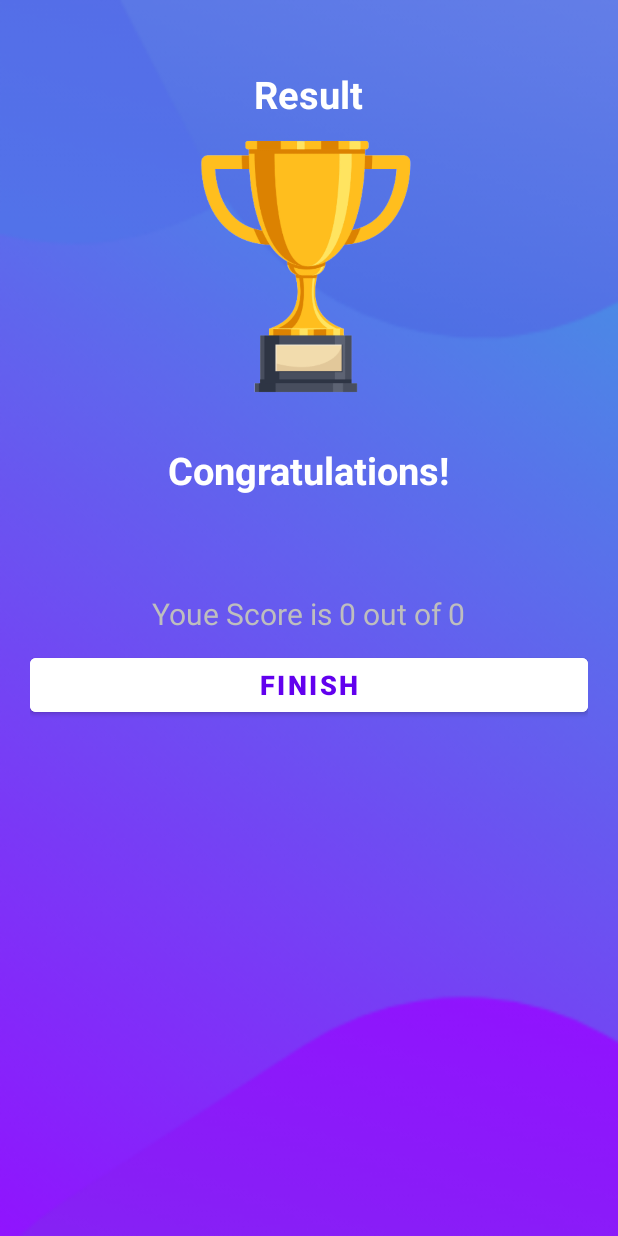
After one commit to pranavc33/Quiz-App, an Android app: the ResultActivity screen opened directly, with no data from a screen before it, on a phone screen of 412 x 824 dp. The commit adds this screen. Run offline under Robolectric (Android 15) with nearby library versions, the phone set to English and light mode, and no system bars.

Commit message:
result activity

```diff
--- a/app/src/main/AndroidManifest.xml
+++ b/app/src/main/AndroidManifest.xml
@@ -14,6 +14,9 @@
         android:theme="@style/Theme.QuizApp"
         tools:targetApi="31">
         <activity
+            android:name=".ResultActivity"
+            android:exported="false" />
+        <activity
             android:name=".QuizQuestionsActivity"
             android:exported="false" />
         <activity
--- a/app/src/main/java/io/example/quizapp/Constants.kt
+++ b/app/src/main/java/io/example/quizapp/Constants.kt
@@ -1,6 +1,10 @@
 package io.example.quizapp
 
 object Constants {
+
+    const val USER_NAME : String = "user_name"
+    const val TOTAL_QUESTIONS : String = "total_questions"
+    const val CORRECT_ANSWERS : String = "correct_answers"
 
 
     fun getQuestions() :  ArrayList<Question>{
--- a/app/src/main/java/io/example/quizapp/MainActivity.kt
+++ b/app/src/main/java/io/example/quizapp/MainActivity.kt
@@ -23,6 +23,7 @@ class MainActivity : AppCompatActivity() {
 
             } else {
                 val intent = Intent(this, QuizQuestionsActivity::class.java)
+           intent.putExtra(Constants.USER_NAME,etName.text.toString())
             startActivity(intent)
 finish()
             }
--- a/app/src/main/java/io/example/quizapp/QuizQuestionsActivity.kt
+++ b/app/src/main/java/io/example/quizapp/QuizQuestionsActivity.kt
@@ -1,24 +1,25 @@
 package io.example.quizapp
 
+import android.content.Intent
 import android.graphics.Color
 import android.graphics.Typeface
 import androidx.appcompat.app.AppCompatActivity
 import android.os.Bundle
 import android.util.Log
 import android.view.View
-import android.widget.Button
-import android.widget.ImageView
-import android.widget.ProgressBar
-import android.widget.TextView
+import android.widget.*
 import androidx.annotation.Nullable
 import androidx.core.content.ContextCompat
 
 class QuizQuestionsActivity : AppCompatActivity(), View.OnClickListener {
-    private var question: Question? = null
+   private var question: Question? = null
+
 
     private var mCurrentPosition: Int = 1
     private var mQuestionsList: ArrayList<Question>? = null
     private var mSelectedOptionPosition: Int = 0
+    private var mUserName : String? =  null
+    private var mCorrectAnswers: Int = 0
 
     private var progressBar: ProgressBar? = null
     private var tvProgress: TextView? = null
@@ -36,6 +37,9 @@ class QuizQuestionsActivity : AppCompatActivity(), View.OnClickListener {
         super.onCreate(savedInstanceState)
         setContentView(R.layout.activity_quiz_questions)
 
+
+        mUserName = intent.getStringExtra(Constants.USER_NAME)
+
         progressBar = findViewById(R.id.progressBar)
         tvProgress = findViewById(R.id.tv_progress)
         tvQuestion = findViewById(R.id.tv_question)
@@ -45,6 +49,13 @@ class QuizQuestionsActivity : AppCompatActivity(), View.OnClickListener {
         tvOptionThree = findViewById(R.id.tv_option_three)
         tvOptionFour = findViewById(R.id.tv_option_four)
         btnSubmit = findViewById(R.id.btn_submit)
+        mQuestionsList = Constants.getQuestions()
+
+
+
+
+
+        setQuestion()
 
 
         tvOptionOne?.setOnClickListener(this)
@@ -54,20 +65,10 @@ class QuizQuestionsActivity : AppCompatActivity(), View.OnClickListener {
         btnSubmit?.setOnClickListener(this)
 
 
-
-
-        mQuestionsList = Constants.getQuestions()
-
-
-
-
-
-        setQuestion()
-
-
     }
 
     private fun setQuestion() {
+        defaultOptionsView()
         question = mQuestionsList!![mCurrentPosition - 1]
 
         val question: Question = mQuestionsList!![mCurrentPosition - 1]
@@ -166,6 +167,15 @@ class QuizQuestionsActivity : AppCompatActivity(), View.OnClickListener {
                         mCurrentPosition <= mQuestionsList!!.size -> {
                             setQuestion()
                         }
+                        else->{
+                          val intent = Intent(this,ResultActivity::class.java)
+intent.putExtra(Constants.USER_NAME, mUserName)
+                            intent.putExtra(Constants.CORRECT_ANSWERS,mCorrectAnswers)
+                       intent.putExtra(Constants.TOTAL_QUESTIONS,mQuestionsList?.size)
+                            startActivity(intent)
+                            finish()
+
+                        }
                     }
 
                 } else {
@@ -173,7 +183,11 @@ class QuizQuestionsActivity : AppCompatActivity(), View.OnClickListener {
                     if (question!!.correctAnswer != mSelectedOptionPosition)
                         answerView(mSelectedOptionPosition, R.drawable.wrong_option_border_bg)
                 }
-                answerView(question.correctAnswer, R.drawable.correct_option_border_bg)
+
+                else {
+                    mCorrectAnswers++
+                }
+                    //  answerView(question.correctAnswer, R.drawable.correct_option_border_bg)
                 if (mCurrentPosition == mQuestionsList!!.size) {
 
                     btnSubmit?.text = "FINISH"
--- /dev/null
+++ b/app/src/main/java/io/example/quizapp/ResultActivity.kt
@@ -0,0 +1,27 @@
+package io.example.quizapp
+
+import androidx.appcompat.app.AppCompatActivity
+import android.os.Bundle
+import android.widget.Button
+import android.widget.TextView
+import org.w3c.dom.Text
+
+class ResultActivity : AppCompatActivity() {
+    override fun onCreate(savedInstanceState: Bundle?) {
+        super.onCreate(savedInstanceState)
+        setContentView(R.layout.activity_result)
+
+
+        val tvName  : TextView = findViewById(R.id.tv_name)
+        val tvScore : TextView = findViewById(R.id.tv_score)
+        val btnFinish : Button = findViewById(R.id.btn_finish)
+
+    tvName.text = intent.getStringExtra(Constants.USER_NAME)
+        val totalQuestions  = intent.getIntExtra(Constants.TOTAL_QUESTIONS, 0)
+        val correctAnswers = intent.getIntExtra(Constants.CORRECT_ANSWERS,0 )
+
+        tvScore.text = "Youe Score is $correctAnswers out of $totalQuestions"
+
+
+    }
+}
--- /dev/null
+++ b/app/src/main/res/layout/activity_result.xml
@@ -0,0 +1,71 @@
+<?xml version="1.0" encoding="utf-8"?>
+<LinearLayout
+    xmlns:android="http://schemas.android.com/apk/res/android"
+    xmlns:tools="http://schemas.android.com/tools"
+    android:layout_width="match_parent"
+    android:layout_height="match_parent"
+    android:background="@drawable/ic_bg"
+    android:orientation="vertical"
+    android:gravity="center_horizontal"
+    android:padding="20dp"
+    tools:context=".ResultActivity">
+
+    <TextView
+        android:id="@+id/tv_result"
+        android:layout_width="wrap_content"
+        android:layout_height="wrap_content"
+        android:layout_marginTop="25dp"
+        android:text="Result"
+        android:textColor="@android:color/white"
+        android:textSize="25sp"
+        android:textStyle="bold"/>
+
+    <ImageView
+        android:id="@+id/iv_trophy"
+        android:layout_width="200dp"
+        android:layout_height="200dp"
+        android:contentDescription="image"
+        android:src="@drawable/ic_trophy"/>
+
+
+        <TextView
+            android:id="@+id/tv_congratulations"
+            android:layout_width="wrap_content"
+            android:layout_height="wrap_content"
+            android:layout_marginTop="16dp"
+            android:text="Congratulations!"
+            android:textColor="@android:color/white"
+            android:textSize="25sp"
+            android:textStyle="bold"/>
+
+    <TextView
+        android:id="@+id/tv_name"
+        android:layout_width="wrap_content"
+        android:layout_height="wrap_content"
+        android:layout_marginTop="25dp"
+        android:textColor="@android:color/white"
+        android:textSize="22sp"
+        android:textStyle="bold"
+        android:text="Username"/>
+
+        <TextView
+            android:id="@+id/tv_score"
+            android:layout_width="wrap_content"
+            android:layout_height="wrap_content"
+            android:layout_marginTop="10dp"
+            android:textColor="@android:color/secondary_text_dark"
+            android:textSize="20sp"
+            tools:text="Your Score is 9 out of 10"
+            />
+    <Button
+        android:id="@+id/btn_finish"
+        android:layout_width="match_parent"
+        android:layout_height="wrap_content"
+        android:layout_marginTop="10dp"
+        android:backgroundTint="@android:color/white"
+        android:text="FINISH"
+        android:textColor="@color/design_default_color_primary"
+        android:textSize="18sp"
+        android:textStyle="bold"
+        />
+    </LinearLayout>
```
Also changed, not shown: app/src/main/res/drawable/ic_trophy.png (added).
